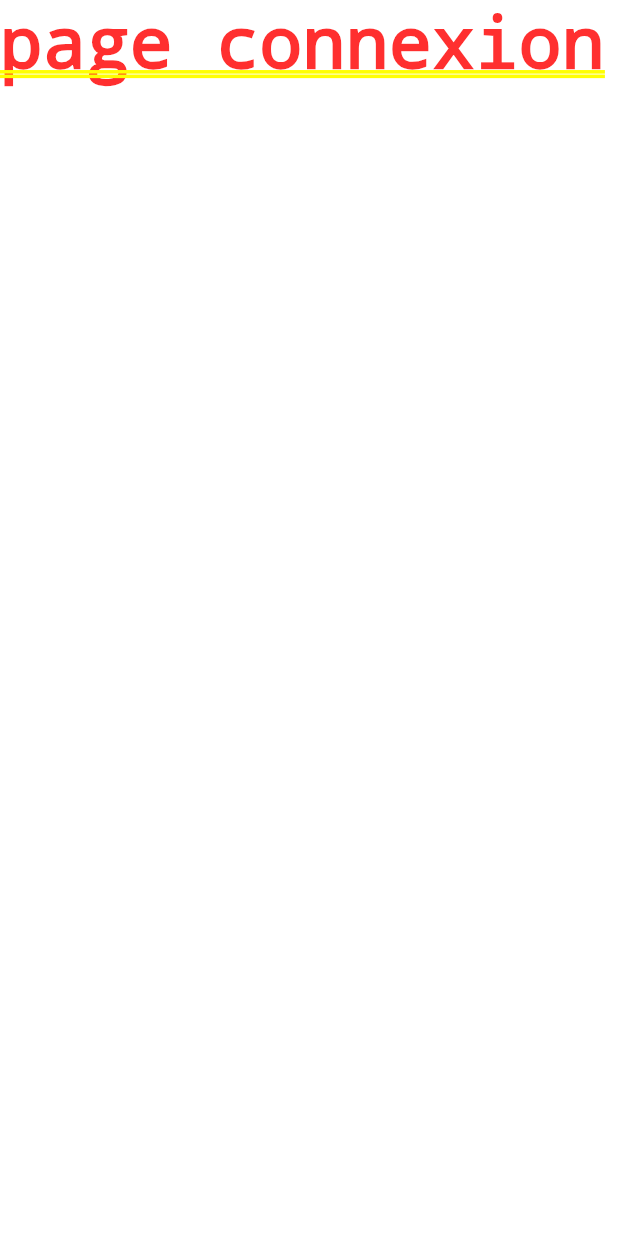
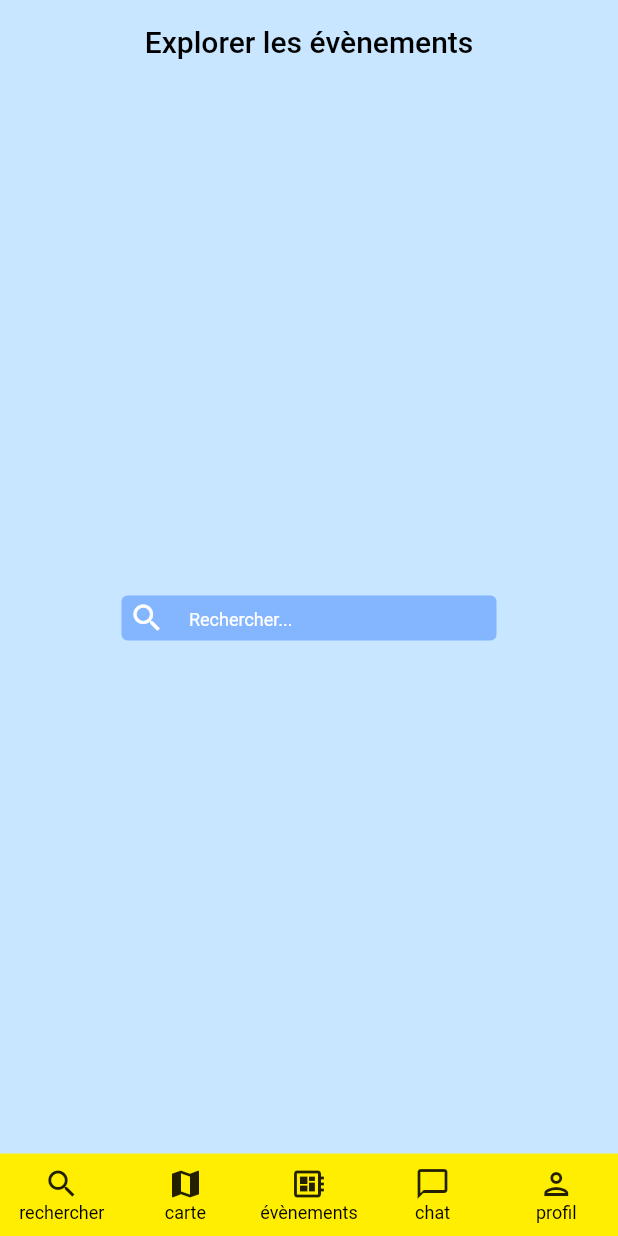
Before and after one commit to justRB/Eventiz, a Flutter app: the screen it shows after launch, on a phone screen of 412 x 824 dp. Run offline on Flutter 3.47's test engine with Material 2 defaults, Android fonts, the phone set to English and light mode, and no system bars.

```diff
--- /dev/null
+++ b/lib/components/nav_bar.dart
@@ -0,0 +1,57 @@
+import 'package:flutter/material.dart';
+
+class NavBar extends StatelessWidget {
+  const NavBar({super.key});
+
+  @override
+  Widget build(BuildContext context) {
+    return Container(
+      color: const Color.fromARGB(255, 255, 238, 0),
+      height: 55,
+      child: Row(
+        mainAxisAlignment: MainAxisAlignment.spaceAround,
+        children: const [
+          NavBarElement(description: 'rechercher', icon: Icons.search),
+          NavBarElement(description: 'carte', icon: Icons.map),
+          NavBarElement(description: 'évènements', icon: Icons.developer_board),
+          NavBarElement(description: 'chat', icon: Icons.chat_bubble_outline),
+          NavBarElement(description: 'profil', icon: Icons.person_outlined),
+        ],
+      ),
+    );
+  }
+}
+
+class NavBarElement extends StatelessWidget {
+  final String description;
+  final IconData icon;
+
+  const NavBarElement({
+    required this.description,
+    required this.icon,
+    super.key,
+  });
+
+  @override
+  Widget build(BuildContext context) {
+    return GestureDetector(
+      child: SizedBox(
+        width: 75,
+        child: Column(
+          mainAxisAlignment: MainAxisAlignment.center,
+          children: [
+            Icon(icon),
+            Text(
+              description,
+              style: const TextStyle(
+                color: Colors.black,
+                fontSize: 12,
+              ),
+            ),
+          ],
+        ),
+      ),
+      onTap: () {},
+    );
+  }
+}
--- a/lib/pages/connection.dart
+++ b/lib/pages/connection.dart
@@ -5,6 +5,6 @@ class Connection extends StatelessWidget {
 
   @override
   Widget build(BuildContext context) {
-    return const Text('page connexion');
+    return const Text('page accueil');
   }
 }
--- a/lib/pages/main.dart
+++ b/lib/pages/main.dart
@@ -1,5 +1,5 @@
-import 'package:app/pages/connection.dart';
 import 'package:flutter/material.dart';
+import 'research.dart';
 
 void main() {
   runApp(const MyApp());
@@ -11,7 +11,7 @@ class MyApp extends StatelessWidget {
   @override
   Widget build(BuildContext context) {
     return const MaterialApp(
-      home: Connection(),
+      home: Research(),
     );
   }
 }
--- /dev/null
+++ b/lib/pages/research.dart
@@ -0,0 +1,62 @@
+import 'package:flutter/material.dart';
+import '../components/nav_bar.dart';
+
+class Research extends StatefulWidget {
+  const Research({super.key});
+
+  @override
+  State<Research> createState() => _ResearchState();
+}
+
+class _ResearchState extends State<Research> {
+  @override
+  Widget build(BuildContext context) {
+    return Scaffold(
+      backgroundColor: const Color.fromARGB(255, 200, 230, 255),
+      appBar: AppBar(
+        elevation: 0,
+        toolbarHeight: 55,
+        title: const Text(
+          'Explorer les évènements',
+          style: TextStyle(
+            color: Colors.black,
+          ),
+        ),
+        centerTitle: true,
+        automaticallyImplyLeading: false,
+        backgroundColor: Colors.transparent,
+      ),
+      body: Center(
+        child: Container(
+          height: 30,
+          width: 250,
+          padding: const EdgeInsets.only(
+            left: 5,
+            right: 5,
+          ),
+          decoration: BoxDecoration(
+            color: const Color.fromARGB(255, 132, 181, 255),
+            borderRadius: BorderRadius.circular(4),
+          ),
+          child: const TextField(
+            decoration: InputDecoration(
+              hintText: 'Rechercher...',
+              hintStyle: TextStyle(
+                color: Colors.white,
+              ),
+              border: InputBorder.none,
+              icon: Icon(
+                Icons.search,
+                color: Color.fromARGB(255, 255, 255, 255),
+              ),
+            ),
+            style: TextStyle(
+              fontSize: 12,
+            ),
+          ),
+        ),
+      ),
+      bottomNavigationBar: const NavBar(),
+    );
+  }
+}
```
Also changed, not shown: lib/components/x.txt (deleted).
